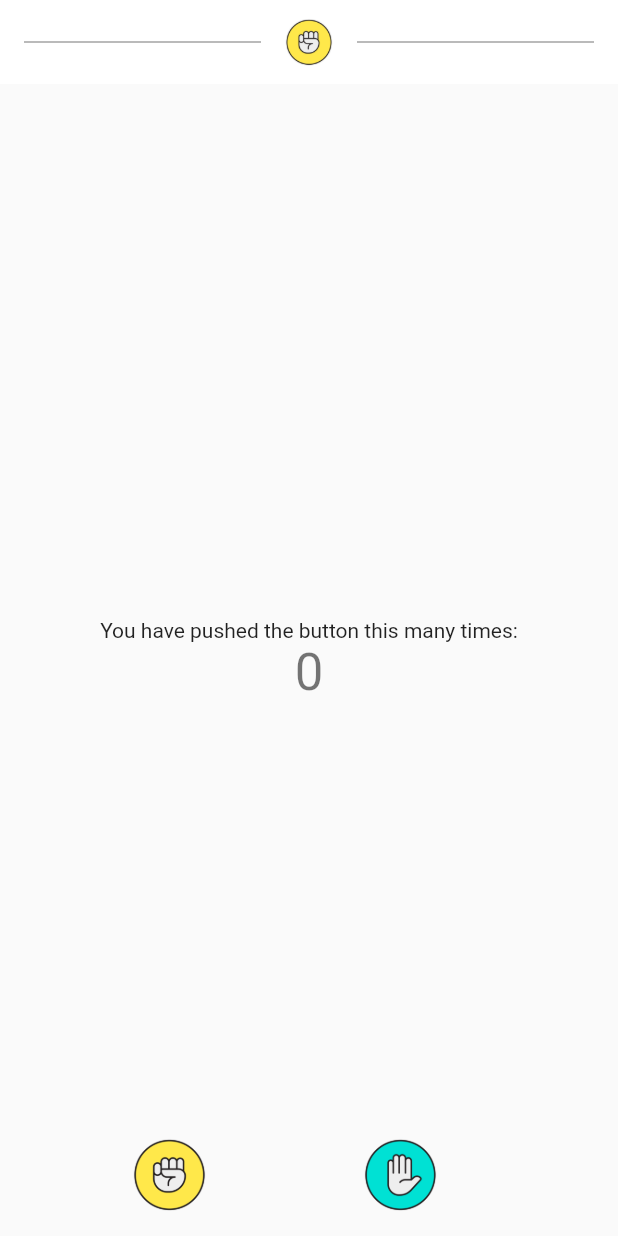
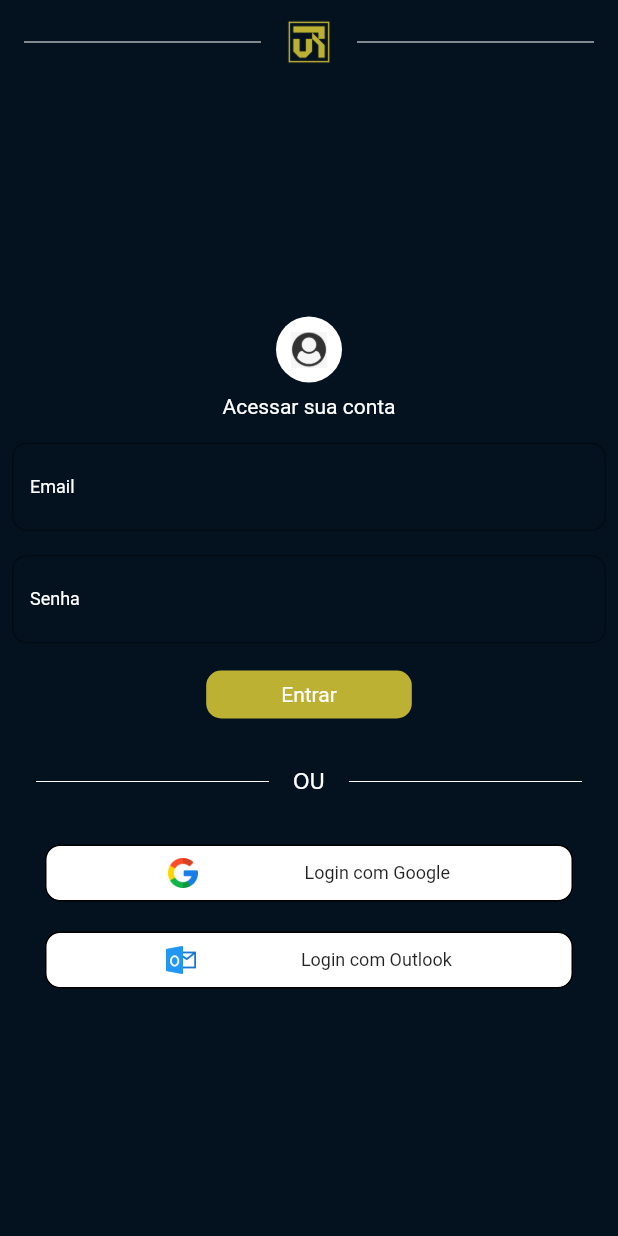
Before and after one commit to gierot/PI_5, a Flutter app: the screen it shows after launch, on a phone screen of 412 x 824 dp. Run offline on Flutter 3.47's test engine with Material 2 defaults, Android fonts, the phone set to English and light mode, and no system bars.

Commit message:
tela de login

```diff
--- a/app_vtr/lib/buttons.dart
+++ b/app_vtr/lib/buttons.dart
@@ -19,9 +19,8 @@ class All_buttons extends StatelessWidget {
 
   @override
   Widget build(BuildContext context) {
-    return Container(
-        child:Row(
-          mainAxisAlignment: MainAxisAlignment.spaceEvenly,
+    return Row(
+        mainAxisAlignment: MainAxisAlignment.spaceEvenly,
           children: [
             GestureDetector(
               onTap: () => Navigator.push(
@@ -31,7 +30,7 @@ class All_buttons extends StatelessWidget {
                 )
               ),
               child: Image.asset(
-                'imagens/pedra.png',
+                'imagens/indefinido.png',
                 height: 50,
               ),
             ),
@@ -43,19 +42,35 @@ class All_buttons extends StatelessWidget {
                 )
               ),
               child: Image.asset(
-                'imagens/papel.png',
+                'imagens/indefinido.png',
                 height: 50,
               ),
             ),
-            // GestureDetector(
-            //   onTap: () => _iniciaJogada("tesoura"),
-            //   // child: Image.asset(
-            //   //   'imagens/tesoura.png',
-            //   //   height: 90,
-            //   // ),
-            // ),
+            GestureDetector(
+              onTap: () => Navigator.push(
+                context,
+                MaterialPageRoute(
+                  builder: (context) => MyPerfil()
+                )
+              ),
+              child: Image.asset(
+                'imagens/indefinido.png',
+                height: 50,
+              ),
+            ),
+            GestureDetector(
+              onTap: () => Navigator.push(
+                context,
+                MaterialPageRoute(
+                  builder: (context) => MyPerfil()
+                )
+              ),
+              child: Image.asset(
+                'imagens/indefinido.png',
+                height: 50,
+              ),
+            ),
           ],
-      )
-    );
+      );
   }
 }
--- a/app_vtr/lib/main.dart
+++ b/app_vtr/lib/main.dart
@@ -15,10 +15,9 @@ class MyApp extends StatelessWidget {
   Widget build(BuildContext context) {
     return MaterialApp(
       title: 'Flutter Demo',
-      theme: ThemeData(
-        primarySwatch: Colors.blue,
+      home: const MyHomePage(
+        title: 'Flutter Demo Home Page',
       ),
-      home: const MyHomePage(title: 'Flutter Demo Home Page'),
     );
   }
 }
@@ -34,27 +33,136 @@ class MyHomePage extends StatefulWidget {
 
 class _MyHomePageState extends State<MyHomePage> {
   int _counter = 0;
+  Color border_color = Colors.white;
 
   @override
   Widget build(BuildContext context) {
     return Scaffold(
-      appBar:Top(),
+      appBar: Top(),
+      backgroundColor: const Color(0xFF04121F),
       body: Center(
         child: Column(
           mainAxisAlignment: MainAxisAlignment.center,
           children: <Widget>[
-
-            const Text(
-              'You have pushed the button this many times:',
+            Container(
+              padding: const EdgeInsets.symmetric(horizontal: 10, vertical: 10),
+              decoration: BoxDecoration(
+                borderRadius: BorderRadius.circular(50),
+                color: Colors.white,
+              ),
+              child: Image.asset(
+                'imagens/user.png',
+                height: 24,
+              ),
             ),
-            Text(
-              '$_counter',
-              style: Theme.of(context).textTheme.headlineMedium,
+            Container(
+              padding: const EdgeInsets.symmetric(horizontal: 8, vertical: 8),
+              child: const Text('Acessar sua conta', style: TextStyle(color: Colors.white),),
+            ),
+            Padding(
+              padding: const EdgeInsets.symmetric(horizontal: 8, vertical: 8),
+              child: TextFormField(
+                decoration: InputDecoration(
+                  border: OutlineInputBorder(
+                    borderSide: BorderSide(color: border_color),
+                    borderRadius: BorderRadius.circular(10),
+                  ),
+                  labelText: 'Email',
+                  labelStyle:const TextStyle(
+                    fontSize: 12.0,
+                    color: Colors.white, // define a cor do rótulo
+                  ),
+                ),
+              ),
+            ),
+            Padding(
+              padding: const EdgeInsets.symmetric(horizontal: 8, vertical: 8),
+              child: TextFormField(
+                decoration: InputDecoration(
+                  border: OutlineInputBorder(
+                    borderSide: BorderSide(color: border_color),
+                    borderRadius: BorderRadius.circular(10),
+                  ),
+                  labelText: 'Senha',
+                  labelStyle: const TextStyle(
+                    fontSize: 12.0,
+                    color: Colors.white, // define a cor do rótulo
+                  ),
+                ),
+              ),
+            ),
+            Container(
+              margin: const EdgeInsets.all(10),
+              padding: const EdgeInsets.symmetric(horizontal: 50, vertical: 8),
+              decoration: BoxDecoration(
+                borderRadius: BorderRadius.circular(10),
+                color: const Color(0xFFbdb133),
+              ),
+              child:const Text('Entrar', style: TextStyle(color: Colors.white),),
+            ),
+            Padding(
+              padding: const EdgeInsets.symmetric(horizontal: 24, vertical: 24),
+              child:Row(
+                mainAxisAlignment:MainAxisAlignment.center,
+                children: [
+                  const Expanded(
+                    child: Divider(
+                      color: Colors.white,
+                      height: 10,
+                    ),
+                  ),
+                  Padding(
+                    padding: const EdgeInsets.symmetric(horizontal: 16),
+                    child: RichText(
+                      text: const TextSpan(
+                        text: 'OU',
+                      ),
+                    )
+                  ),
+                  const Expanded(
+                    child: Divider(
+                      color: Colors.white,
+                      height: 10,
+                    ),
+                  ),
+                ],
+              ),
+            ),
+            Container(
+              margin: const EdgeInsets.symmetric(vertical: 10, horizontal: 30),
+              padding: const EdgeInsets.symmetric(horizontal: 10, vertical: 8),
+              decoration: BoxDecoration(
+                border: Border.all(color: Colors.black),
+                borderRadius: BorderRadius.circular(10),
+                color: Colors.white,
+              ),
+              child:Row(
+                mainAxisAlignment: MainAxisAlignment.spaceEvenly,
+                children: [
+                  Image.asset('imagens/google.png', height: 20, width: 20,),
+                  const Text('Login com Google', style:TextStyle(fontSize: 12))
+                ],
+              ),
+            ),
+            Container(
+              margin: const EdgeInsets.symmetric(vertical: 10, horizontal: 30),
+              padding: const EdgeInsets.symmetric(horizontal: 10, vertical: 8),
+              decoration: BoxDecoration(
+                border: Border.all(color: Colors.black),
+                borderRadius: BorderRadius.circular(10),
+                color: Colors.white,
+              ),
+              child:Row(
+                mainAxisAlignment: MainAxisAlignment.spaceEvenly,
+                children: [
+                  Image.asset('imagens/outlook.png', height: 20, width: 20,),
+                  const Text('Login com Outlook', style: TextStyle(fontSize: 12),)
+                ],
+              ),
             ),
           ],
         ),
       ),
-      floatingActionButton:All_buttons(),
     );
   }
 }
--- a/app_vtr/lib/top.dart
+++ b/app_vtr/lib/top.dart
@@ -4,30 +4,30 @@ class Top extends PreferredSize {
 
   Top()
       : super(
-          preferredSize: Size.fromHeight(56.0),
+          preferredSize: const Size.fromHeight(56.0),
           child: AppBar(
-            backgroundColor: Colors.white,
+            backgroundColor:const Color(0xFF04121F),
             elevation: 0,
             title: Row(
               mainAxisAlignment: MainAxisAlignment.center,
               children: [
-                Expanded(
+                const Expanded(
                   child: Divider(
-                    color: Colors.grey[600],
-                    height: 1.5,
+                    color: Colors.white,
+                    height: 2,
                   ),
                 ),
                 Padding(
-                  padding: EdgeInsets.symmetric(horizontal: 16),
+                  padding: const EdgeInsets.symmetric(horizontal: 16),
                   child: Image.asset(
-                    'imagens/pedra.png',
+                    'imagens/logo.png',
                     height: 32,
                   ),
                 ),
-                Expanded(
+                const Expanded(
                   child: Divider(
-                    color: Colors.grey[600],
-                    height: 1.5,
+                    color: Colors.white,
+                    height: 2,
                   ),
                 ),
               ],
--- a/app_vtr/pubspec.yaml
+++ b/app_vtr/pubspec.yaml
@@ -62,6 +62,11 @@ flutter:
   assets:
     - imagens/pedra.png
     - imagens/papel.png
+    - imagens/logo.png
+    - imagens/indefinido.png
+    - imagens/user.png
+    - imagens/google.png
+    - imagens/outlook.png
 
   # An image asset can refer to one or more resolution-specific "variants", see
   # https://flutter.dev/assets-and-images/#resolution-aware
```
Also changed, not shown: app_vtr/imagens/google.png (added), app_vtr/imagens/logo.png (added), app_vtr/imagens/outlook.png (added), app_vtr/imagens/user.png (added).
